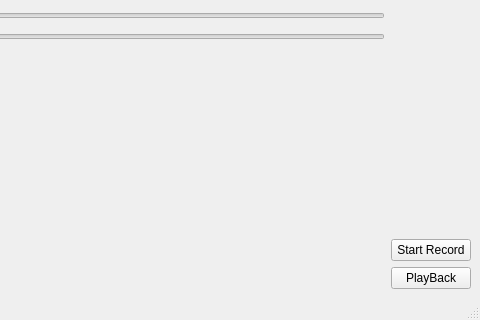
Above: Applications/ctkQtTesting/ctkQtTestingMainWindow.ui from commontk/CTK before the change; both pictures show x 314 to 794 and y 275 to 595 of the 794 by 595 pixel window. Below: the same form after it.
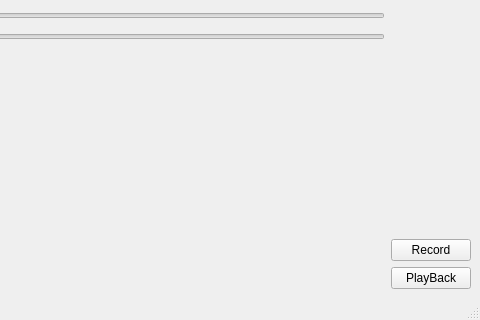
That is the form after the change. Custom widgets are drawn as their Qt base class.

Commit message:
QtTesting: Cleanup QtTesting app
Make it a bit more user friendly
Issue #249

What changed in the file:
```diff
--- a/Applications/ctkQtTesting/ctkQtTestingMainWindow.ui
+++ b/Applications/ctkQtTesting/ctkQtTestingMainWindow.ui
@@ -105,7 +105,10 @@
       <item>
        <widget class="QPushButton" name="RecordButton">
         <property name="text">
-         <string>Start Record</string>
+         <string>Record</string>
+        </property>
+        <property name="checkable">
+         <bool>true</bool>
         </property>
        </widget>
       </item>
```
Left out of the diff: 3 changed lines with no effect on the pictures. The commit also changes 2 other files.
